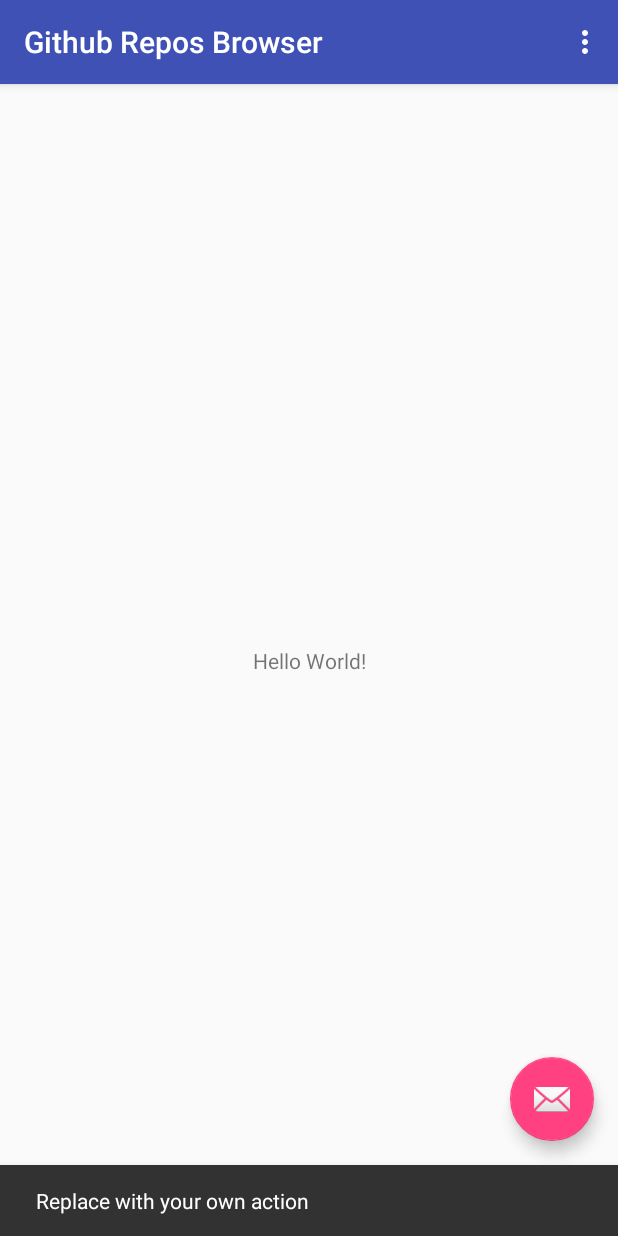
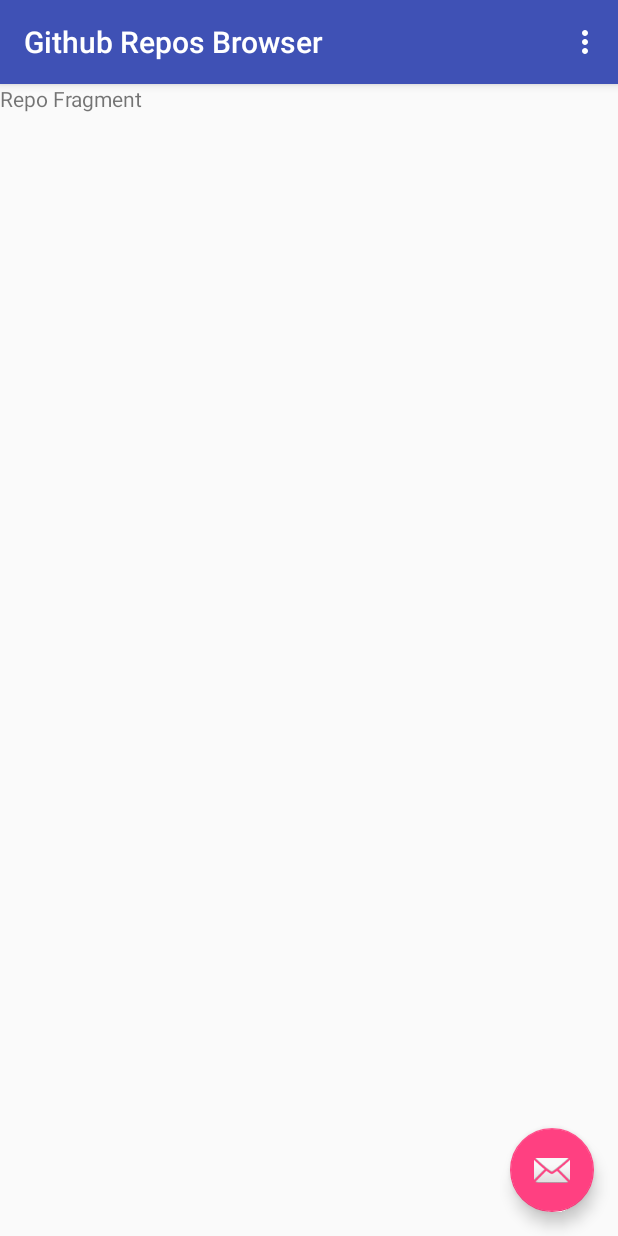
Before and after one commit to informramiz/GithubReposBrowser, an Android app: the screen it shows after launch (MainActivity), after a tap on an icon or button, on a phone screen of 412 x 824 dp. Run offline under Robolectric (Android 15) with nearby library versions, the phone set to English and light mode, and no system bars; our stand-ins replace Dagger/Hilt's generated code.

Commit message:
feat: Enable navigation using NavController

```diff
--- a/app/src/main/java/io/informramiz/githubreposbrowser/MainActivity.kt
+++ b/app/src/main/java/io/informramiz/githubreposbrowser/MainActivity.kt
@@ -5,6 +5,7 @@ import android.support.design.widget.Snackbar
 import android.support.v7.app.AppCompatActivity
 import android.view.Menu
 import android.view.MenuItem
+import androidx.navigation.findNavController
 import io.informramiz.githubreposbrowser.data.GithubApiService
 import io.informramiz.githubreposbrowser.di.Injectable
 
@@ -21,8 +22,7 @@ class MainActivity : AppCompatActivity(), Injectable {
         setSupportActionBar(toolbar)
 
         fab.setOnClickListener { view ->
-            Snackbar.make(view, "Replace with your own action", Snackbar.LENGTH_LONG)
-                    .setAction("Action", null).show()
+            findNavController(R.id.my_nav_host_fragment).navigate(R.id.action_searchFragment_to_repoFragment)
         }
     }
 
--- /dev/null
+++ b/app/src/main/java/io/informramiz/githubreposbrowser/ui/repo/RepoFragment.kt
@@ -0,0 +1,23 @@
+package io.informramiz.githubreposbrowser.ui.repo
+
+
+import android.os.Bundle
+import android.support.v4.app.Fragment
+import android.view.LayoutInflater
+import android.view.View
+import android.view.ViewGroup
+
+import io.informramiz.githubreposbrowser.R
+
+/**
+ * A simple [Fragment] subclass.
+ *
+ */
+class RepoFragment : Fragment() {
+
+    override fun onCreateView(inflater: LayoutInflater, container: ViewGroup?,
+                              savedInstanceState: Bundle?): View? {
+        // Inflate the layout for this fragment
+        return inflater.inflate(R.layout.fragment_repo, container, false)
+    }
+}
--- /dev/null
+++ b/app/src/main/java/io/informramiz/githubreposbrowser/ui/search/SearchFragment.kt
@@ -0,0 +1,25 @@
+package io.informramiz.githubreposbrowser.ui.search
+
+
+import android.os.Bundle
+import android.support.v4.app.Fragment
+import android.view.LayoutInflater
+import android.view.View
+import android.view.ViewGroup
+
+import io.informramiz.githubreposbrowser.R
+
+/**
+ * A simple [Fragment] subclass.
+ *
+ */
+class SearchFragment : Fragment() {
+
+    override fun onCreateView(inflater: LayoutInflater, container: ViewGroup?,
+                              savedInstanceState: Bundle?): View? {
+        // Inflate the layout for this fragment
+        return inflater.inflate(R.layout.fragment_search, container, false)
+    }
+
+
+}
--- a/app/src/main/res/layout/content_main.xml
+++ b/app/src/main/res/layout/content_main.xml
@@ -8,13 +8,13 @@
     tools:context=".MainActivity"
     tools:showIn="@layout/activity_main">
 
-    <TextView
-        android:layout_width="wrap_content"
-        android:layout_height="wrap_content"
-        android:text="Hello World!"
-        app:layout_constraintBottom_toBottomOf="parent"
-        app:layout_constraintLeft_toLeftOf="parent"
-        app:layout_constraintRight_toRightOf="parent"
-        app:layout_constraintTop_toTopOf="parent" />
+    <fragment
+        android:id="@+id/my_nav_host_fragment"
+        android:layout_width="match_parent"
+        android:layout_height="match_parent"
+        android:name="androidx.navigation.fragment.NavHostFragment"
+        app:navGraph="@navigation/nav_graph"
+        app:defaultNavHost="true"
+        />
 
 </android.support.constraint.ConstraintLayout>
--- /dev/null
+++ b/app/src/main/res/layout/fragment_repo.xml
@@ -0,0 +1,14 @@
+<?xml version="1.0" encoding="utf-8"?>
+<FrameLayout xmlns:android="http://schemas.android.com/apk/res/android"
+    xmlns:tools="http://schemas.android.com/tools"
+    android:layout_width="match_parent"
+    android:layout_height="match_parent"
+    tools:context=".ui.repo.RepoFragment">
+
+    <!-- TODO: Update blank fragment layout -->
+    <TextView
+        android:layout_width="match_parent"
+        android:layout_height="match_parent"
+        android:text="@string/repo_fragment" />
+
+</FrameLayout>
--- /dev/null
+++ b/app/src/main/res/layout/fragment_search.xml
@@ -0,0 +1,14 @@
+<?xml version="1.0" encoding="utf-8"?>
+<FrameLayout xmlns:android="http://schemas.android.com/apk/res/android"
+    xmlns:tools="http://schemas.android.com/tools"
+    android:layout_width="match_parent"
+    android:layout_height="match_parent"
+    tools:context=".ui.search.SearchFragment">
+
+    <!-- TODO: Update blank fragment layout -->
+    <TextView
+        android:layout_width="match_parent"
+        android:layout_height="match_parent"
+        android:text="@string/search_fragment" />
+
+</FrameLayout>
--- /dev/null
+++ b/app/src/main/res/navigation/nav_graph.xml
@@ -0,0 +1,22 @@
+<navigation
+    xmlns:android="http://schemas.android.com/apk/res/android"
+    xmlns:app="http://schemas.android.com/apk/res-auto"
+    xmlns:tools="http://schemas.android.com/tools"
+    app:startDestination="@id/searchFragment">
+    <fragment
+        android:id="@+id/searchFragment"
+        android:name=".ui.search.SearchFragment"
+        android:label="blank"
+        tools:layout="@layout/fragment_search">
+        <action
+            android:id="@+id/action_searchFragment_to_repoFragment"
+            app:destination="@id/repoFragment"
+            />
+    </fragment>
+
+    <fragment
+        android:id="@+id/repoFragment"
+        android:name=".ui.repo.RepoFragment"
+        android:label="Repo Fragment"
+        tools:layout="@layout/fragment_repo"/>
+</navigation>
--- a/app/src/main/res/values/strings.xml
+++ b/app/src/main/res/values/strings.xml
@@ -1,4 +1,9 @@
 <resources>
     <string name="app_name">Github Repos Browser</string>
     <string name="action_settings">Settings</string>
+
+    <!-- TODO: Remove or change this placeholder text -->
+    <string name="hello_blank_fragment">Hello blank fragment</string>
+    <string name="search_fragment">Search Fragment</string>
+    <string name="repo_fragment">Repo Fragment</string>
 </resources>
```
